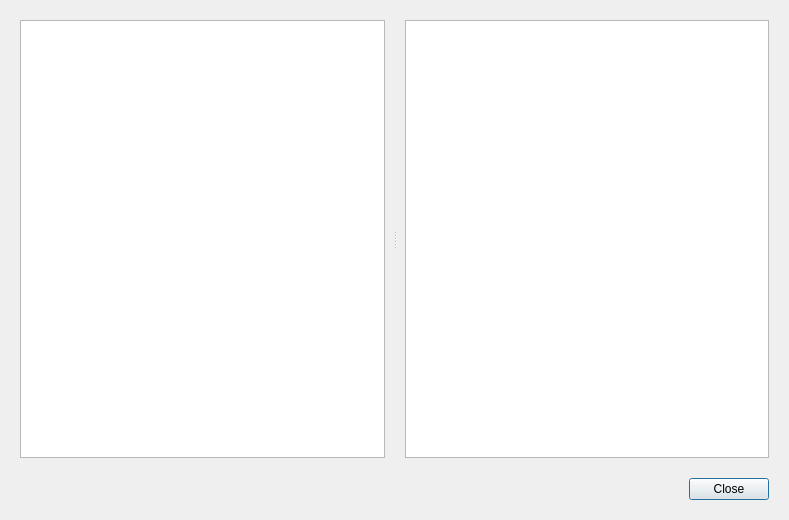
The window that TonatiuhProject/src/source/gui/scripteditordialog.ui (iat-cener/tonatiuh) describes before a commit, drawn with Qt 5.
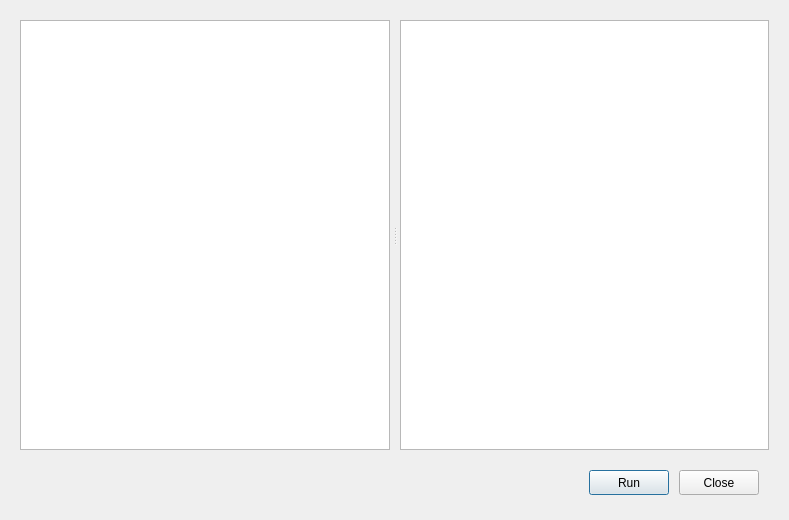
The same window after the commit. Icons and pictures are not drawn. Custom widgets are drawn as their Qt base class.

Commit message: Run button added to script editor dialog. Elevation range value error solved

```diff
--- a/TonatiuhProject/src/source/gui/scripteditordialog.ui
+++ b/TonatiuhProject/src/source/gui/scripteditordialog.ui
@@ -25,7 +25,7 @@
   </property>
   <layout class="QVBoxLayout" name="verticalLayout">
    <property name="spacing">
-    <number>20</number>
+    <number>10</number>
    </property>
    <property name="margin">
     <number>20</number>
@@ -34,7 +34,7 @@
     <widget class="QWidget" name="mainWidget" native="true">
      <layout class="QHBoxLayout" name="mainWidgetLayout" stretch="0">
       <property name="spacing">
-       <number>20</number>
+       <number>10</number>
       </property>
       <property name="margin">
        <number>0</number>
@@ -45,7 +45,7 @@
          <enum>Qt::Horizontal</enum>
         </property>
         <property name="handleWidth">
-         <number>20</number>
+         <number>10</number>
         </property>
         <widget class="QWidget" name="filesWidget" native="true">
          <layout class="QVBoxLayout" name="filesWidgetLayout">
@@ -79,10 +79,72 @@
     </widget>
    </item>
    <item>
-    <widget class="QDialogButtonBox" name="buttonBox">
-     <property name="standardButtons">
-      <set>QDialogButtonBox::Close</set>
+    <widget class="QWidget" name="widget" native="true">
+     <property name="maximumSize">
+      <size>
+       <width>16777215</width>
+       <height>40</height>
+      </size>
      </property>
+     <layout class="QHBoxLayout" name="horizontalLayout">
+      <property name="spacing">
+       <number>10</number>
+      </property>
+      <property name="margin">
+       <number>10</number>
+      </property>
+      <item>
+       <spacer name="horizontalSpacer">
+        <property name="orientation">
+         <enum>Qt::Horizontal</enum>
+        </property>
+        <property name="sizeHint" stdset="0">
+         <size>
+          <width>40</width>
+          <height>20</height>
+         </size>
+        </property>
+       </spacer>
+      </item>
+      <item>
+       <widget class="QPushButton" name="runButton">
+        <property name="minimumSize">
+         <size>
+          <width>0</width>
+          <height>25</height>
+         </size>
+        </property>
+        <property name="maximumSize">
+         <size>
+          <width>16777215</width>
+          <height>25</height>
+         </size>
+        </property>
+        <property name="text">
+         <string>Run</string>
+        </property>
+       </widget>
+      </item>
+      <item>
+       <widget class="QPushButton" name="closeButton">
+        <property name="minimumSize">
+         <size>
+          <width>0</width>
+          <height>25</height>
+         </size>
+        </property>
+        <property name="maximumSize">
+         <size>
+          <width>16777215</width>
+          <height>25</height>
+         </size>
+        </property>
+        <property name="text">
+         <string>Close</string>
+        </property>
+       </widget>
+      </item>
+     </layout>
     </widget>
    </item>
   </layout>
```
The commit also changes 3 other files.
